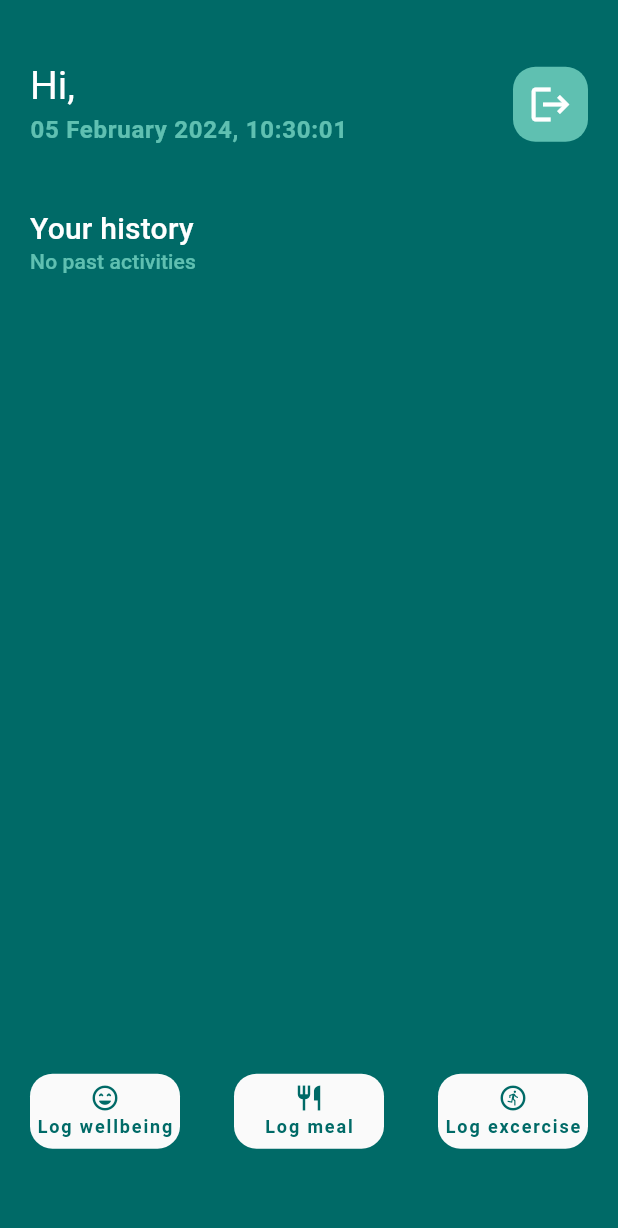
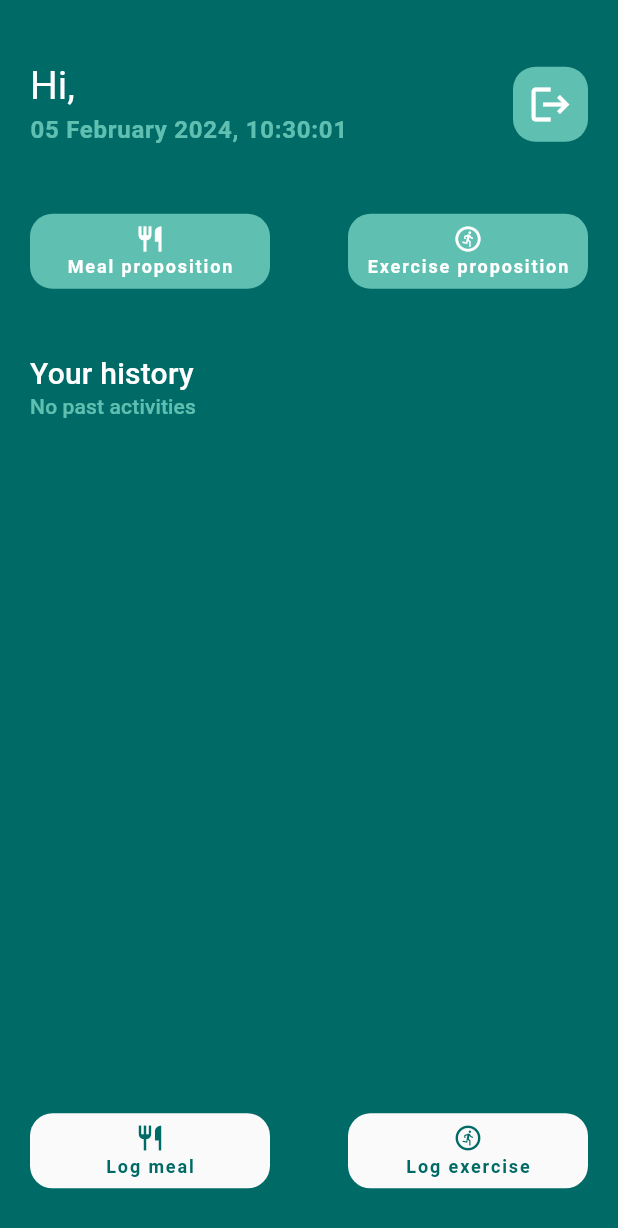
Before and after one commit to iAndRYou/wellbeing-assistant, a Flutter app: the HomePage screen opened directly, on a phone screen of 412 x 824 dp. Shown: the top 1228 px of the screen. Run offline on Flutter 3.47's test engine with Material 3 defaults, Android fonts, the phone set to English and light mode, and no system bars; our stand-ins replace dropdown_search, flutter_bloc, flutter_rating_bar, get, google_fonts, lottie and 3 more; missing offline and left inert: flutter_animated_icons, wheel_picker; accounts and stored records are empty; Roboto replaces fonts that are missing (Mukta).

Commit message:
Proposition support

```diff
--- a/frontent/assistant/lib/common/buttons.dart
+++ b/frontent/assistant/lib/common/buttons.dart
@@ -44,6 +44,7 @@ class Buttons {
     required onPressed,
     required Color backgroundColor,
     Color iconColor = Colors.white,
+    Color? textColor,
     required IconData icon,
     required Size size,
     required String text,
@@ -71,9 +72,10 @@ class Buttons {
           const SizedBox(width: 10),
           Text(
             text,
-            style: const TextStyle(
+            style: TextStyle(
               fontSize: 12,
               fontWeight: FontWeight.bold,
+              color: textColor,
             ),
           ),
         ],
--- a/frontent/assistant/lib/logic/home/home_bloc.dart
+++ b/frontent/assistant/lib/logic/home/home_bloc.dart
@@ -67,5 +67,26 @@ class HomeBloc extends Bloc<HomeEvent, HomeState> {
             transition: Styles.fadeTransition);
       }
     });
+
+    on<HomeGetMealProposition>((event, emit) async {
+      var accessToken = await preferencesRepo.getSavedAccessToken();
+      print('Getting meal proposition');
+      // var meal = await httpRepo.getMealProposition(accessToken: accessToken);
+
+      // if (meal != null) {
+      //   SnackBar
+      // }
+    });
+
+    on<HomeGetExerciseProposition>((event, emit) async {
+      var accessToken = await preferencesRepo.getSavedAccessToken();
+      print('Getting exercise proposition');
+      // var exercise =
+      //     await httpRepo.getExerciseProposition(accessToken: accessToken);
+
+      // if (exercise != null) {
+      //   Snackbar
+      // }
+    });
   }
 }
--- a/frontent/assistant/lib/logic/home/home_event.dart
+++ b/frontent/assistant/lib/logic/home/home_event.dart
@@ -14,4 +14,8 @@ class HomeRequestSpecificSurvey extends HomeEvent {
   HomeRequestSpecificSurvey({required this.surveyType});
 }
 
+class HomeGetMealProposition extends HomeEvent {}
+
+class HomeGetExerciseProposition extends HomeEvent {}
+
 class HomeSurveyReceived extends HomeEvent {}
--- a/frontent/assistant/lib/logic/http_repo.dart
+++ b/frontent/assistant/lib/logic/http_repo.dart
@@ -308,9 +308,6 @@ class HttpServiceRepository {
   Future<Survey?> getSpecificSurvey(
       {required AccessToken accessToken,
       required SurveyType surveyType}) async {
-    print('surveyType');
-    print(surveyType.value);
-
     var response = await get(
       Uri.parse('$_apiAddress/surveys/?survey_type=${surveyType.value}'),
       headers: <String, String>{
--- a/frontent/assistant/lib/pages/home.dart
+++ b/frontent/assistant/lib/pages/home.dart
@@ -7,7 +7,6 @@ import 'package:assistant/logic/user/user_event.dart';
 import 'package:assistant/model/history_item.dart';
 import 'package:assistant/pages/exercise.dart';
 import 'package:assistant/pages/meal.dart';
-import 'package:assistant/utils/enums.dart';
 import 'package:flutter/material.dart';
 import 'package:flutter_bloc/flutter_bloc.dart';
 import 'package:get/get.dart';
@@ -40,13 +39,16 @@ class _HomePageState extends State<HomePage> {
           child: Padding(
             padding: Styles.homePagePadding,
             child: Column(
-              mainAxisAlignment: MainAxisAlignment.start,
+              mainAxisAlignment: MainAxisAlignment.spaceBetween,
               crossAxisAlignment: CrossAxisAlignment.start,
               children: [
                 _homeHeader(),
-                Styles.largeVerticalSpace,
+                Styles.defaultVerticalSpace,
+                _headerButtons(),
+                Styles.defaultVerticalSpace,
                 _history(),
                 _menuButtons(),
+                Styles.defaultVerticalSpace,
               ],
             ),
           ),
@@ -55,21 +57,40 @@ class _HomePageState extends State<HomePage> {
     );
   }
 
-  Widget _menuButtons() => BlocBuilder<HomeBloc, HomeState>(
+  Widget _headerButtons() => BlocBuilder<HomeBloc, HomeState>(
         builder: (context, state) => Row(
           mainAxisAlignment: MainAxisAlignment.spaceBetween,
           children: [
             Buttons.roundedRectangleButtonWithText(
               onPressed: () {
-                context.read<HomeBloc>().add(HomeRequestSpecificSurvey(
-                    surveyType: SurveyType.wellBeing));
+                context.read<HomeBloc>().add(HomeGetMealProposition());
               },
-              backgroundColor: Get.theme.colorScheme.background,
-              icon: Icons.sentiment_very_satisfied_rounded,
-              text: 'Log wellbeing',
-              iconColor: Get.theme.colorScheme.primary,
-              size: const Size(100, 50),
+              backgroundColor: Get.theme.colorScheme.secondary,
+              icon: Icons.restaurant_outlined,
+              text: 'Meal proposition',
+              iconColor: Get.theme.colorScheme.onSecondary,
+              textColor: Get.theme.colorScheme.onSecondary,
+              size: const Size(160, 50),
             ),
+            Buttons.roundedRectangleButtonWithText(
+              onPressed: () {
+                context.read<HomeBloc>().add((HomeGetExerciseProposition()));
+              },
+              backgroundColor: Get.theme.colorScheme.secondary,
+              icon: Icons.run_circle_outlined,
+              text: 'Exercise proposition',
+              iconColor: Get.theme.colorScheme.onSecondary,
+              textColor: Get.theme.colorScheme.onSecondary,
+              size: const Size(160, 50),
+            ),
+          ],
+        ),
+      );
+
+  Widget _menuButtons() => BlocBuilder<HomeBloc, HomeState>(
+        builder: (context, state) => Row(
+          mainAxisAlignment: MainAxisAlignment.spaceBetween,
+          children: [
             Buttons.roundedRectangleButtonWithText(
               onPressed: () {
                 Get.to(() => const LogMealPage());
@@ -78,7 +99,7 @@ class _HomePageState extends State<HomePage> {
               icon: Icons.restaurant_outlined,
               text: 'Log meal',
               iconColor: Get.theme.colorScheme.primary,
-              size: const Size(100, 50),
+              size: const Size(160, 50),
             ),
             Buttons.roundedRectangleButtonWithText(
               onPressed: () {
@@ -86,9 +107,9 @@ class _HomePageState extends State<HomePage> {
               },
               backgroundColor: Get.theme.colorScheme.background,
               icon: Icons.run_circle_outlined,
-              text: 'Log excercise',
+              text: 'Log exercise',
               iconColor: Get.theme.colorScheme.primary,
-              size: const Size(100, 50),
+              size: const Size(160, 50),
             ),
           ],
         ),
@@ -97,7 +118,7 @@ class _HomePageState extends State<HomePage> {
   Widget _history() => BlocBuilder<HomeBloc, HomeState>(
         builder: (context, state) {
           return SizedBox(
-            height: MediaQuery.of(context).size.height * 0.7,
+            height: MediaQuery.of(context).size.height * 0.6,
             child: Column(
               crossAxisAlignment: CrossAxisAlignment.start,
               children: [
```
